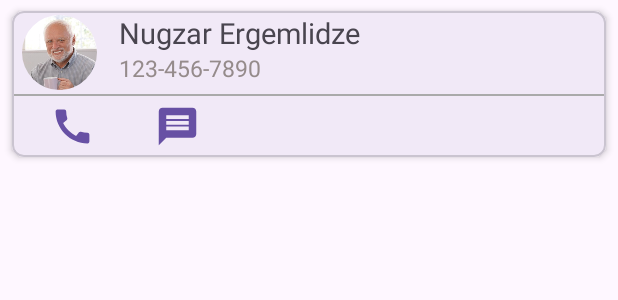
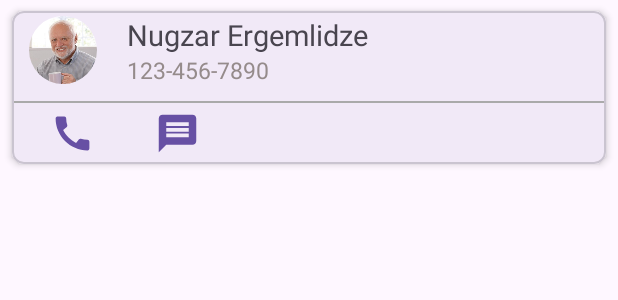
Before and after one commit to U-Wan/ContactsApp, an Android app: the layout contact.xml on its own in the app's theme, with its tools: preview values and no code run, on a phone screen of 412 x 824 dp. Shown: the top 300 px of the screen. Run offline under Robolectric (Android 15) with nearby library versions, the phone set to English and light mode, and no system bars.

Commit message:
some changes..

```diff
--- a/app/src/main/res/layout/contact.xml
+++ b/app/src/main/res/layout/contact.xml
@@ -7,6 +7,7 @@
     android:layout_height="wrap_content"
     app:cardCornerRadius="8dp"
     app:cardUseCompatPadding="true"
+    android:background="#CFCECE"
     android:layout_marginHorizontal="2dp"
     app:cardElevation="3dp">
 
@@ -18,33 +19,31 @@
         android:orientation="vertical"
         >
 
-        <androidx.constraintlayout.widget.ConstraintLayout
+        <LinearLayout
             android:id="@+id/bottomconstarintlayout"
             android:layout_width="match_parent"
-            android:layout_height="55dp"
+            android:orientation="horizontal"
+            android:layout_height="60dp"
             android:padding="1dp">
 
             <com.google.android.material.imageview.ShapeableImageView
                 android:id="@+id/person_photo"
-                android:layout_width="50dp"
-                android:layout_height="50dp"
-                android:layout_margin="5dp"
+                android:layout_width="45dp"
+                android:layout_height="45dp"
+                android:layout_marginStart="10dp"
+                android:layout_marginBottom="2dp"
+                android:layout_marginTop="2dp"
                 android:scaleType="fitXY"
+                app:shapeAppearanceOverlay="@style/Circular"
                 android:src="@drawable/harold"
-                app:layout_constraintBottom_toBottomOf="parent"
-                app:layout_constraintStart_toStartOf="parent"
-                app:layout_constraintTop_toTopOf="parent"
-                app:shapeAppearanceOverlay="@style/Circular" />
+               />
 
             <LinearLayout
                 android:layout_width="match_parent"
                 android:layout_height="match_parent"
-                android:layout_marginStart="70dp"
-                android:orientation="vertical"
-                app:layout_constraintBottom_toBottomOf="parent"
-                app:layout_constraintEnd_toEndOf="parent"
-                app:layout_constraintStart_toStartOf="@+id/person_photo"
-                app:layout_constraintTop_toTopOf="parent">
+                android:layout_marginStart="20dp"
+                android:layout_marginTop="1dp"
+                android:orientation="vertical">
 
                 <TextView
                     android:id="@+id/tv_name"
@@ -63,7 +62,7 @@
 
             </LinearLayout>
 
-        </androidx.constraintlayout.widget.ConstraintLayout>
+        </LinearLayout>
         <View
             android:layout_width="match_parent"
             android:layout_height="1dp"
--- a/app/src/main/res/values/strings.xml
+++ b/app/src/main/res/values/strings.xml
@@ -7,4 +7,5 @@
     <string name="_123_456_7890">123-456-7890</string>
     <string name="call">Call</string>
     <string name="search_here">Search here ...</string>
+    <string name="permission_message">This app needs the Read Contacts permission to display contacts. Please grant the permission in the app settings.</string>
 </resources>
--- a/build.gradle.kts
+++ b/build.gradle.kts
@@ -1,5 +1,5 @@
 // Top-level build file where you can add configuration options common to all sub-projects/modules.
 plugins {
-    id("com.android.application") version "8.1.3" apply false
+    id("com.android.application") version "8.1.4" apply false
     id("org.jetbrains.kotlin.android") version "1.9.0" apply false
 }
```
Also changed, not shown: app/src/main/java/com/sweeft/contactsapp/ui/ContactsAdapter.kt (+34 -22 lines), app/src/main/java/com/sweeft/contactsapp/ui/ContactsFragment.kt (+168 -128 lines), app/src/main/res/values/custom_styles.xml (deleted, +0 -7 lines), app/src/main/res/values/styles.xml (added, +8 -0 lines).
